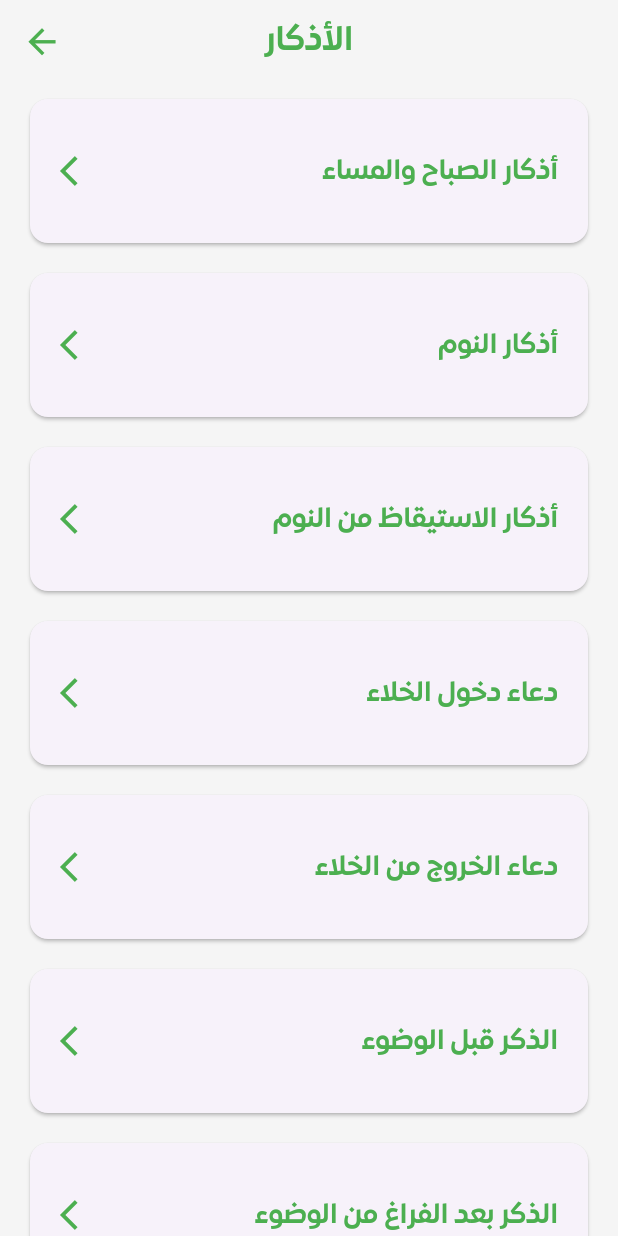
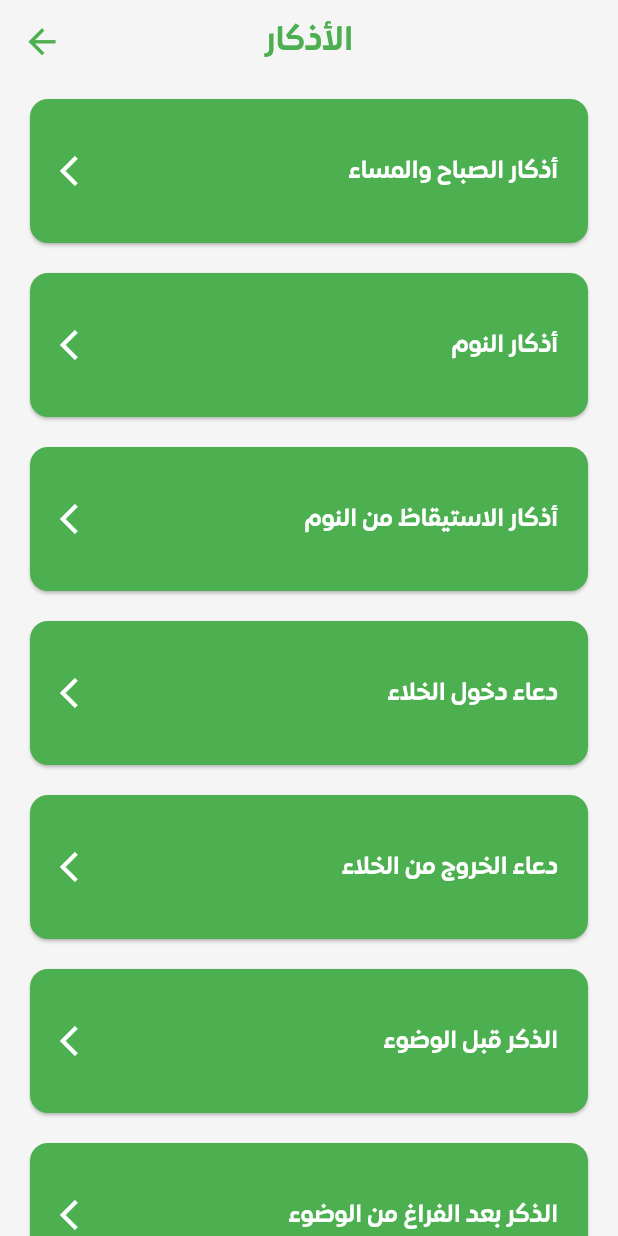
Before and after one commit to mo7ossam44/QuranApp, a Flutter app: the TasbehPage screen opened directly, on a phone screen of 412 x 824 dp. Run offline on Flutter 3.47's test engine with Material 3 defaults, Android fonts, the phone set to English and light mode, and no system bars; our stand-ins replace dio; project files that could hold a hidden picture were left out.

Commit message:
edit azkar card

```diff
--- a/lib/Widgets/azkar_card.dart
+++ b/lib/Widgets/azkar_card.dart
@@ -14,11 +14,12 @@ class AzkarCard extends StatelessWidget {
       onTap: () {
         Navigator.of(context).push(
           MaterialPageRoute(
-            builder: (context) => AzkarPage(categoryName: azkarModel.category),
+            builder: (context) => AzkarPage(zekerCategoryModel: azkarModel),
           ),
         );
       },
       child: Card(
+        color: Colors.green,
         margin: EdgeInsets.symmetric(horizontal: 20, vertical: 10),
         child: ListTile(
           contentPadding: EdgeInsets.symmetric(horizontal: 20, vertical: 20),
@@ -26,12 +27,12 @@ class AzkarCard extends StatelessWidget {
             azkarModel.category,
             style: TextStyle(
               fontFamily: 'expo',
-              fontSize: 18,
+              fontSize: 16,
               fontWeight: FontWeight.bold,
-              color: Colors.green,
+              color: Colors.white,
             ),
           ),
-          leading: Icon(Icons.arrow_back_ios, color: Colors.green),
+          leading: Icon(Icons.arrow_back_ios, color: Colors.white),
         ),
       ),
     );
```
